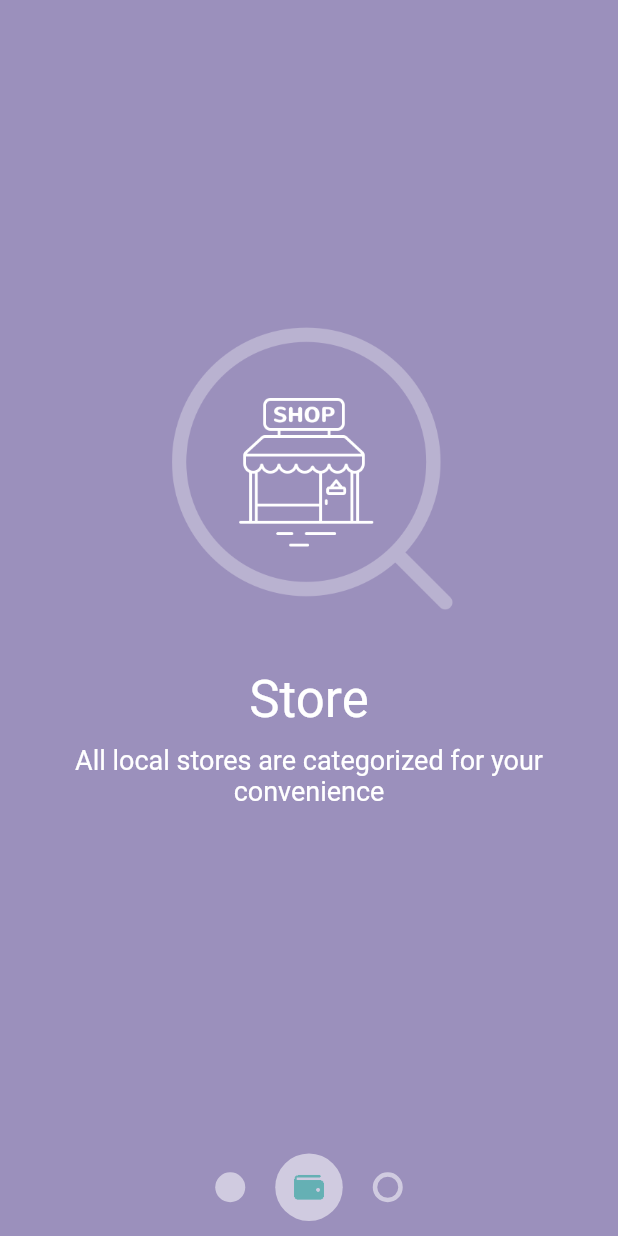
After one commit to vuvantienhd96/flutter_login_animation, a Flutter app: the MyHomePage screen opened directly, on a phone screen of 412 x 824 dp. The commit adds this screen. Run offline on Flutter 3.47's test engine with Material 2 defaults, Android fonts, the phone set to English and light mode, and no system bars.

Commit message:
three commit

```diff
--- a/lib/Home.dart
+++ b/lib/Home.dart
@@ -1,4 +1,7 @@
 import 'package:flutter/material.dart';
+import 'package:flutter_animasi_login/Pages.dart';
+import 'package:flutter_animasi_login/page_reveal.dart';
+import 'package:flutter_animasi_login/pager_indicator.dart';
 
 class Home extends StatefulWidget {
   @override
@@ -8,8 +11,43 @@ class Home extends StatefulWidget {
 class _HomeState extends State<Home> {
   @override
   Widget build(BuildContext context) {
-    return Scaffold(
-      body: Text('data'),
+    return new MaterialApp(
+      title: 'Material Page Reavel',
+      theme: new ThemeData(
+        primarySwatch: Colors.blue,
+      ),
+      home: new MyHomePage(),
     );
   }
 }
+
+class MyHomePage extends StatefulWidget {
+  @override
+  _MyHomePageState createState() => new _MyHomePageState();
+}
+
+class _MyHomePageState extends State<MyHomePage> {
+  @override
+  Widget build(BuildContext context) {
+    return new Scaffold(
+      body: new Stack(
+        children: <Widget>[
+          new Page(
+            viewModel: pages[0],
+            percentVisible: 1,
+          ),
+          new PageReveal(
+            revealPercent: 1,
+            child: new Page(
+              viewModel: pages[2],
+              percentVisible: 1.0,
+            ),
+          ),
+          new PageIndicator(
+            viewModel: new PagerIndicatorViewModel(pages, 1, SlideDirection.none, 0.0),
+          ),
+        ],
+      ),
+    );
+  }
+}
--- /dev/null
+++ b/lib/Pages.dart
@@ -0,0 +1,95 @@
+import 'package:flutter/material.dart';
+
+final pages = [
+  new PageViewModel(
+      const Color(0xFF678FB4),
+      'assets/hotels.png',
+      'Hotels',
+      'All hotels and hostels are sorted by hospitality rating',
+      'assets/key.png'),
+  new PageViewModel(
+      const Color(0xFF65B0B4),
+      'assets/banks.png',
+      'Banks',
+      'We carefully verify all banks before adding them into the app',
+      'assets/wallet.png'),
+  new PageViewModel(
+    const Color(0xFF9B90BC),
+    'assets/stores.png',
+    'Store',
+    'All local stores are categorized for your convenience',
+    'assets/shopping_cart.png',
+  ),
+];
+
+class Page extends StatelessWidget {
+  final PageViewModel viewModel;
+  final double percentVisible;
+
+  Page({
+    this.viewModel,
+    this.percentVisible = 1.0,
+  });
+
+  @override
+  Widget build(BuildContext context) {
+    return new Container(
+      width: double.infinity,
+      color: viewModel.color,
+      child: new Opacity(
+        opacity: percentVisible,
+        child: new Column(
+          mainAxisAlignment: MainAxisAlignment.center,
+          children: <Widget>[
+            new Transform(
+              transform: new Matrix4.translationValues(
+                  0.0, 50.0 * (1 - percentVisible), 0.0),
+              child: new Padding(
+                padding: const EdgeInsets.only(bottom: 25.0),
+                child: new Image.asset(
+                  viewModel.heroAssetPath,
+                  width: 200,
+                  height: 200,
+                ),
+              ),
+            ),
+            new Transform(
+              transform: new Matrix4.translationValues(
+                  0.0, 30 * (1 - percentVisible), 0.0),
+              child: new Padding(
+                padding: const EdgeInsets.only(top: 10.0, bottom: 10.0),
+                child: new Text(
+                  viewModel.title,
+                  style: new TextStyle(color: Colors.white, fontSize: 34.0),
+                ),
+              ),
+            ),
+            new Transform(
+              transform: new Matrix4.translationValues(
+                  0.0, 30 * (1 - percentVisible), 0.0),
+              child: new Padding(
+                padding: const EdgeInsets.only(bottom: 75.0),
+                child: new Text(
+                  viewModel.body,
+                  textAlign: TextAlign.center,
+                  style: TextStyle(color: Colors.white, fontSize: 18.0),
+                ),
+              ),
+            ),
+          ],
+        ),
+      ),
+    );
+  }
+}
+
+class PageViewModel {
+  final Color color;
+  final String heroAssetPath;
+  final String title;
+  final String body;
+  final String iconAssetIcon;
+
+  PageViewModel(this.color, this.heroAssetPath, this.title, this.body,
+      this.iconAssetIcon);
+}
--- a/lib/main.dart
+++ b/lib/main.dart
@@ -94,6 +94,7 @@ class _LoginPageState extends State<LoginPage>  with TickerProviderStateMixin{
                               padding: EdgeInsets.all(10.0),
                             ),
                             TextField(
+                              style: new TextStyle(color: Colors.white),
                               controller: editingControllerUser,
                               decoration: InputDecoration(
                                   icon: Icon(
@@ -106,13 +107,15 @@ class _LoginPageState extends State<LoginPage>  with TickerProviderStateMixin{
                               padding: EdgeInsets.all(10.0),
                             ),
                             TextField(
+                              style: new TextStyle(color: Colors.white),
                               controller: editingControllerPass,
                               decoration: InputDecoration(
                                   icon: Icon(
                                     Icons.lock_outline,
                                     color: Colors.white,
                                   ),
-                                  hintText: 'Password'),
+                                  hintText: 'Password',
+                                  ),
                             ),
                             FlatButton(
                               padding:
--- /dev/null
+++ b/lib/page_reveal.dart
@@ -0,0 +1,43 @@
+import 'package:flutter/material.dart';
+import 'dart:math';
+
+class PageReveal extends StatelessWidget {
+  final double revealPercent;
+  final Widget child;
+
+  PageReveal({this.revealPercent, this.child});
+
+  @override
+  Widget build(BuildContext context) {
+    return new ClipOval(
+      clipper: new CircleReveallipper(revealPercent, ),
+      child: child,
+    );
+  }
+}
+
+class CircleReveallipper extends CustomClipper<Rect> {
+  final double revealPercent;
+  CircleReveallipper(
+    this.revealPercent,
+  );
+
+  @override
+  Rect getClip(Size size) {
+    final epicenter = new Offset(size.width / 2, size.height * 0.9);
+    // caculator distance from epicenter to the top left coner to make sure we fill the screen
+    double theta = atan(epicenter.dy / epicenter.dx);
+    final distanceToConer = epicenter.dy / sin(theta);
+
+    final radius = distanceToConer * revealPercent;
+    final diameter = 2 * radius;
+
+    return new Rect.fromLTWH(
+        epicenter.dx - radius, epicenter.dy - radius, diameter, diameter);
+  }
+
+  @override
+  bool shouldReclip(CustomClipper<Rect> oldClipper) {
+    return true;
+  }
+}
--- /dev/null
+++ b/lib/pager_indicator.dart
@@ -0,0 +1,110 @@
+import 'dart:ui';
+
+import 'package:flutter/material.dart';
+import 'package:flutter_animasi_login/Pages.dart';
+
+class PageIndicator extends StatelessWidget {
+  final PagerIndicatorViewModel viewModel;
+
+  PageIndicator({this.viewModel});
+
+  @override
+  Widget build(BuildContext context) {
+    List<PageBubble> bubbles = [];
+    for (var i = 0; i < viewModel.pages.length; ++i) {
+      final page = viewModel.pages[i];
+      bubbles.add(new PageBubble(
+        viewModel: new PagerBubbleViewModel(
+             i == viewModel.activeIndex ? 1.0 : 0.0, page.color, i > viewModel.activeIndex, page.iconAssetIcon),
+      ));
+    }
+
+    return new Column(
+      children: <Widget>[
+        new Expanded(
+          child: new Container(),
+        ),
+        new Row(
+          mainAxisAlignment: MainAxisAlignment.center,
+          children: bubbles,
+          // children: <Widget>[
+          //   new PageBubble(
+          //     viewModel: new PagerBubbleViewModel(
+          //         0.0, Colors.green, false, 'assets/shopping_cart.png'),
+          //   ),
+          //   new PageBubble(
+          //     viewModel: new PagerBubbleViewModel(
+          //         1.0, Colors.green, false, 'assets/shopping_cart.png'),
+          //   ),
+          //   new PageBubble(
+          //     viewModel: new PagerBubbleViewModel(
+          //         0.0, Colors.green, true, 'assets/shopping_cart.png'),
+          //   ),
+          // ],
+        )
+      ],
+    );
+  }
+}
+
+enum SlideDirection {
+  leftToRight,
+  rightToLeft,
+  none
+}
+
+class PageBubble extends StatelessWidget {
+  final PagerBubbleViewModel viewModel;
+
+  PageBubble({
+    this.viewModel,
+  });
+
+  @override
+  Widget build(BuildContext context) {
+    return new Padding(
+      padding: const EdgeInsets.all(10.0),
+      child: new Container(
+        width: lerpDouble(20.0, 45.0, viewModel.activePercent),
+        height: lerpDouble(20.0, 45.0, viewModel.activePercent),
+        decoration: new BoxDecoration(
+            shape: BoxShape.circle,
+            color: viewModel.isHollow
+                ? Colors.transparent
+                : const Color(0x88FFFFFF),
+            border: new Border.all(
+                color: viewModel.isHollow
+                    ? const Color(0x88FFFFFF)
+                    : Colors.transparent,
+                width: 3.0)),
+        child: new Opacity(
+          opacity: viewModel.activePercent,
+          child: new Image.asset(
+            viewModel.iconAssetPath,
+            color: viewModel.color,
+          ),
+        ),
+      ),
+    );
+  }
+}
+
+class PagerIndicatorViewModel {
+  final List<PageViewModel> pages;
+  final int activeIndex;
+  final SlideDirection slideDirection;
+  final double slidePercent;
+
+  PagerIndicatorViewModel(
+      this.pages, this.activeIndex, this.slideDirection, this.slidePercent);
+}
+
+class PagerBubbleViewModel {
+  final String iconAssetPath;
+  final Color color;
+  final bool isHollow;
+  final double activePercent;
+
+  PagerBubbleViewModel(
+      this.activePercent, this.color, this.isHollow, this.iconAssetPath);
+}
```
Also changed, not shown: pubspec.yaml (+12 -0 lines), assets/banks.png (added), assets/fonts/Flamante-Roma-Medium.ttf (added), assets/fonts/Flamante-Roma-MediumItalic.ttf (added), assets/hotels.png (added), assets/key.old.png (added), assets/key.png (added), assets/shopping_cart.old.png (added), assets/shopping_cart.png (added), assets/stores.png (added), assets/wallet.old.png (added), assets/wallet.png (added).
